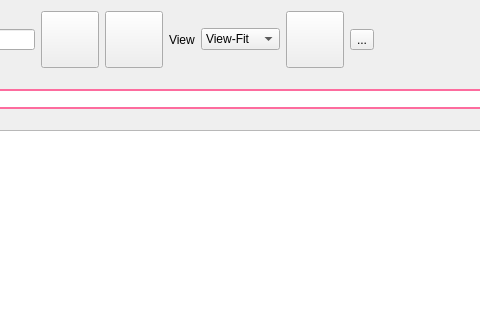
Qt form UI/wise-pdf-view.ui (textbrowser/wise) before a commit; both pictures show x 239 to 719 and y 0 to 320 of the 885 by 800 pixel window.
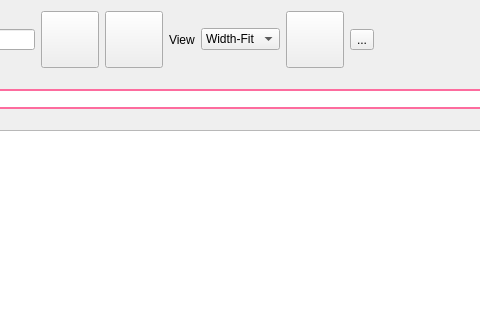
The same form after that commit. Icons and pictures are not drawn.

Commit message: Zoom mode.

```diff
--- a/UI/wise-pdf-view.ui
+++ b/UI/wise-pdf-view.ui
@@ -120,7 +120,7 @@
      <item>
       <widget class="QComboBox" name="view_size">
        <property name="currentIndex">
-        <number>0</number>
+        <number>1</number>
        </property>
        <property name="sizeAdjustPolicy">
         <enum>QComboBox::AdjustToContents</enum>
```
The commit also changes 1 other file.
